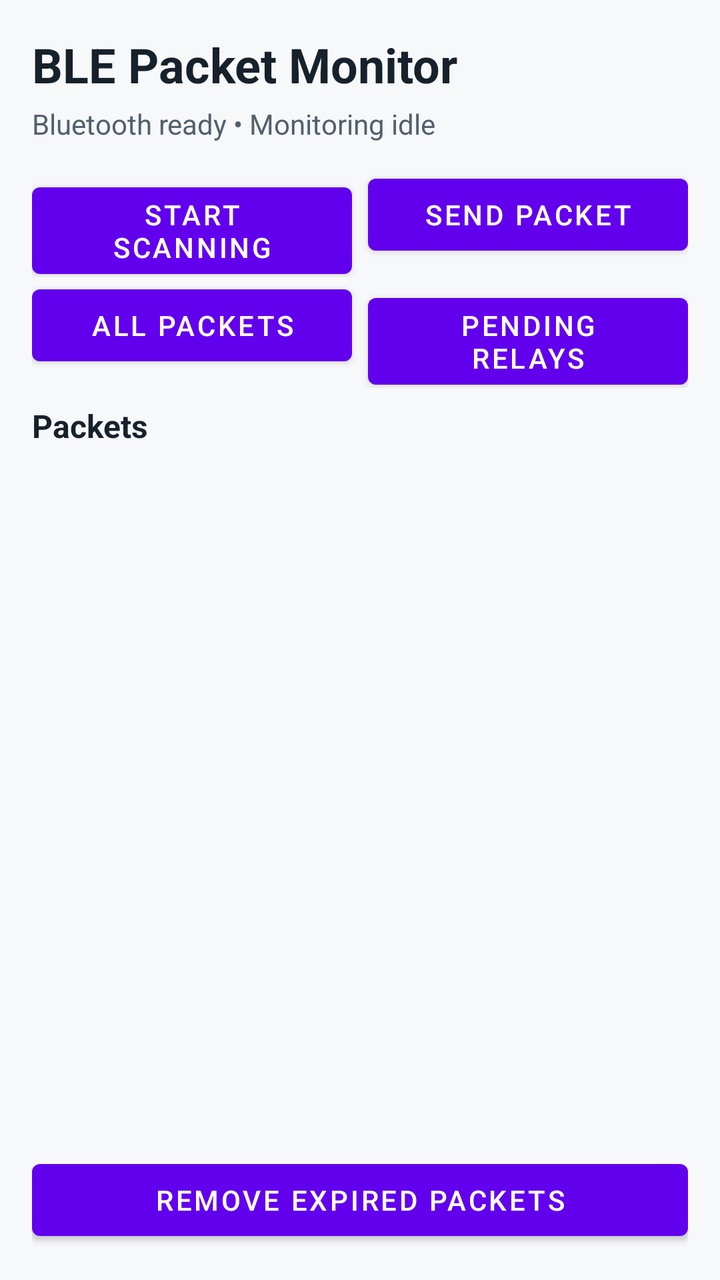
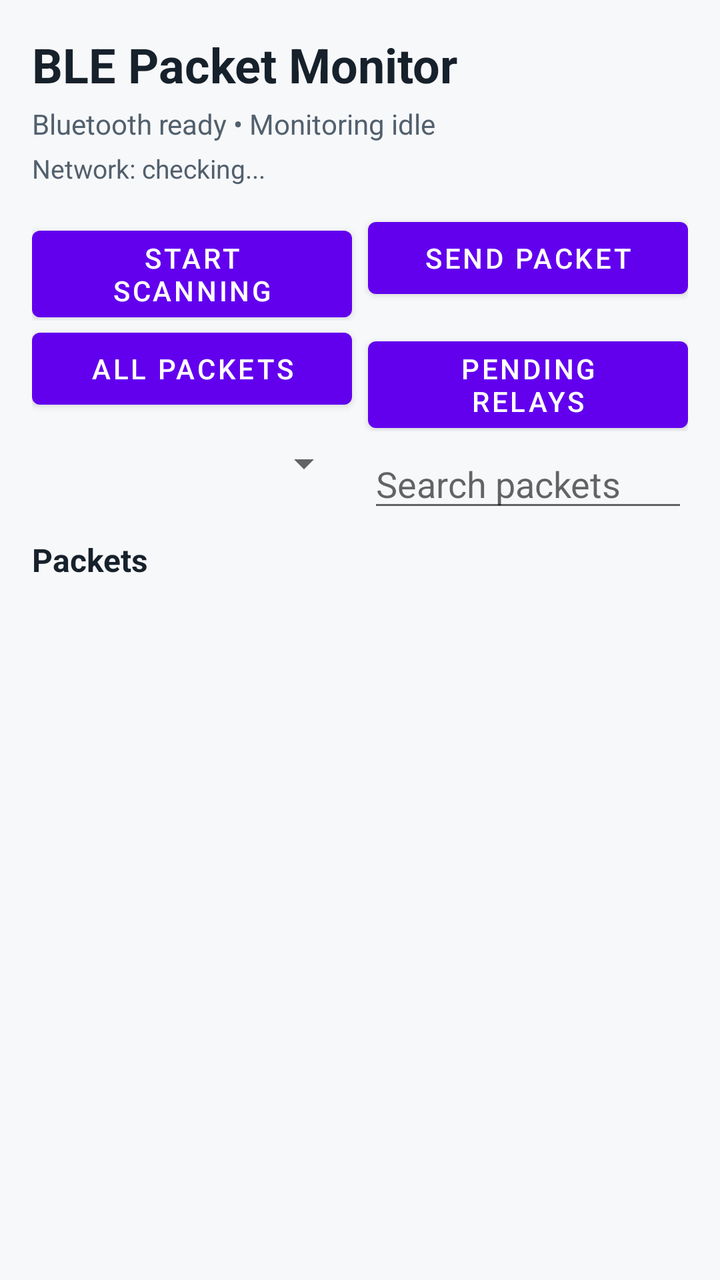

Screens rendered from an Android XML layout before and after an edit, with the pre-edit source and the edit as a unified diff.
<!-- AndroidManifest.xml: application theme Theme.BLEPrototype -->
<!-- res/layout/activity_main.xml -->
<?xml version="1.0" encoding="utf-8"?>
<LinearLayout xmlns:android="http://schemas.android.com/apk/res/android"
    android:layout_width="match_parent"
    android:layout_height="match_parent"
    android:orientation="vertical"
    android:padding="16dp"
    android:background="#F7F8FA">

    <TextView
        android:layout_width="match_parent"
        android:layout_height="wrap_content"
        android:text="BLE Packet Monitor"
        android:textColor="#17212B"
        android:textSize="24sp"
        android:textStyle="bold" />

    <TextView
        android:id="@+id/tv_connection_status"
        android:layout_width="match_parent"
        android:layout_height="wrap_content"
        android:layout_marginTop="4dp"
        android:text="Bluetooth ready • Monitoring idle"
        android:textColor="#52606D"
        android:textSize="14sp" />

    <LinearLayout
        android:layout_width="match_parent"
        android:layout_height="wrap_content"
        android:layout_marginTop="12dp"
        android:orientation="horizontal">

        <Button
            android:id="@+id/btn_start_scanning"
            android:layout_width="0dp"
            android:layout_height="wrap_content"
            android:layout_weight="1"
            android:text="Start Scanning" />

        <Button
            android:id="@+id/btn_start_advertising"
            android:layout_width="0dp"
            android:layout_height="wrap_content"
            android:layout_marginStart="8dp"
            android:layout_weight="1"
            android:text="Send Packet" />
    </LinearLayout>

    <LinearLayout
        android:layout_width="match_parent"
        android:layout_height="wrap_content"
        android:orientation="horizontal">

        <Button
            android:id="@+id/btn_filter_all"
            android:layout_width="0dp"
            android:layout_height="wrap_content"
            android:layout_weight="1"
            android:text="All Packets" />

        <Button
            android:id="@+id/btn_filter_pending"
            android:layout_width="0dp"
            android:layout_height="wrap_content"
            android:layout_marginStart="8dp"
            android:layout_weight="1"
            android:text="Pending Relays" />
    </LinearLayout>

    <TextView
        android:id="@+id/tv_packet_count"
        android:layout_width="match_parent"
        android:layout_height="wrap_content"
        android:layout_marginTop="8dp"
        android:text="Packets"
        android:textColor="#17212B"
        android:textSize="16sp"
        android:textStyle="bold" />

    <androidx.recyclerview.widget.RecyclerView
        android:id="@+id/recyclerView"
        android:layout_width="match_parent"
        android:layout_height="0dp"
        android:layout_marginTop="6dp"
        android:layout_weight="1"
        android:clipToPadding="false"
        android:paddingBottom="8dp" />

    <Button
        android:id="@+id/btn_remove_expired"
        android:layout_width="match_parent"
        android:layout_height="wrap_content"
        android:text="Remove Expired Packets" />

    <EditText
        android:id="@+id/etSender"
        android:layout_width="0dp"
        android:layout_height="0dp"
        android:visibility="gone" />

    <EditText
        android:id="@+id/etDisasterType"
        android:layout_width="0dp"
        android:layout_height="0dp"
        android:visibility="gone" />

    <EditText
        android:id="@+id/etDescription"
        android:layout_width="0dp"
        android:layout_height="0dp"
        android:visibility="gone" />

    <EditText
        android:id="@+id/etLocation"
        android:layout_width="0dp"
        android:layout_height="0dp"
        android:visibility="gone" />

    <Button
        android:id="@+id/btnSubmit"
        android:layout_width="0dp"
        android:layout_height="0dp"
        android:visibility="gone" />

</LinearLayout>
<!-- resources referenced by this layout -->
<resources>
  <style name="Theme.BLEPrototype" parent="Theme.MaterialComponents.DayNight.NoActionBar">
          <item name="android:statusBarColor">@android:color/black</item>
      </style>
</resources>

<!-- the commit's change to res/layout/activity_main.xml (unified diff, before → after) -->
@@ -22,6 +22,15 @@
         android:text="Bluetooth ready • Monitoring idle"
         android:textColor="#52606D"
         android:textSize="14sp" />
+
+    <TextView
+        android:id="@+id/tv_network_health"
+        android:layout_width="match_parent"
+        android:layout_height="wrap_content"
+        android:layout_marginTop="4dp"
+        android:text="Network: checking..."
+        android:textColor="#52606D"
+        android:textSize="13sp" />
 
     <LinearLayout
         android:layout_width="match_parent"
@@ -66,6 +75,29 @@
             android:text="Pending Relays" />
     </LinearLayout>
 
+    <LinearLayout
+        android:layout_width="match_parent"
+        android:layout_height="wrap_content"
+        android:layout_marginTop="4dp"
+        android:orientation="horizontal">
+
+        <Spinner
+            android:id="@+id/spinner_packet_filter"
+            android:layout_width="0dp"
+            android:layout_height="wrap_content"
+            android:layout_weight="1" />
+
+        <EditText
+            android:id="@+id/et_packet_search"
+            android:layout_width="0dp"
+            android:layout_height="wrap_content"
+            android:layout_marginStart="8dp"
+            android:layout_weight="1"
+            android:hint="Search packets"
+            android:inputType="text"
+            android:maxLines="1" />
+    </LinearLayout>
+
     <TextView
         android:id="@+id/tv_packet_count"
         android:layout_width="match_parent"
@@ -76,6 +108,16 @@
         android:textSize="16sp"
         android:textStyle="bold" />
 
+    <TextView
+        android:id="@+id/tv_empty_packets"
+        android:layout_width="match_parent"
+        android:layout_height="wrap_content"
+        android:gravity="center"
+        android:padding="24dp"
+        android:text="No packets received yet"
+        android:textColor="#52606D"
+        android:visibility="gone" />
+
     <androidx.recyclerview.widget.RecyclerView
         android:id="@+id/recyclerView"
         android:layout_width="match_parent"
@@ -84,12 +126,6 @@
         android:layout_weight="1"
         android:clipToPadding="false"
         android:paddingBottom="8dp" />
-
-    <Button
-        android:id="@+id/btn_remove_expired"
-        android:layout_width="match_parent"
-        android:layout_height="wrap_content"
-        android:text="Remove Expired Packets" />
 
     <EditText
         android:id="@+id/etSender"
